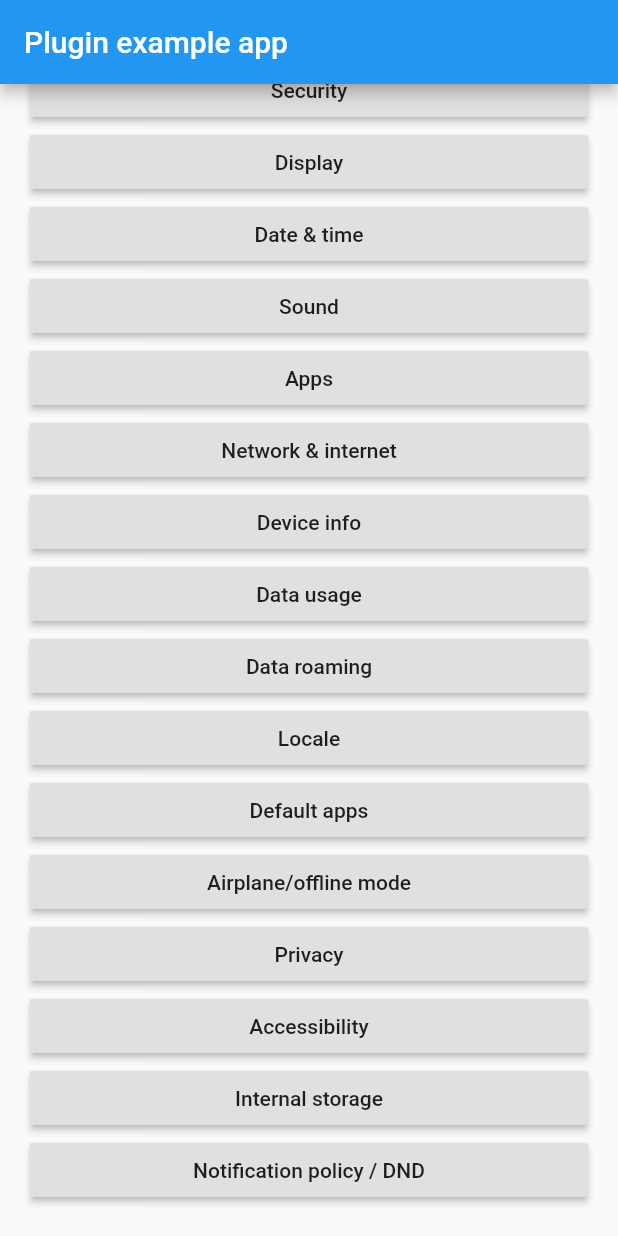
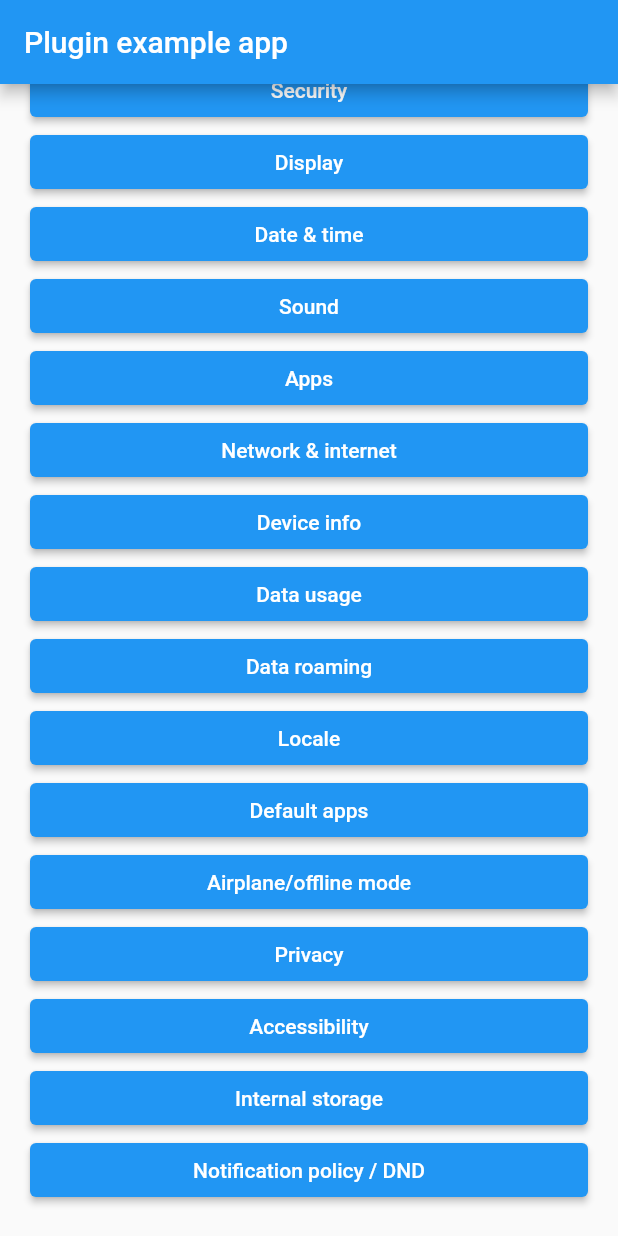
Before and after one commit to fweinaug/system_settings, a Flutter app: the screen it shows after launch, scrolled down 328 dp, on a phone screen of 412 x 824 dp. Run offline on Flutter 3.47's test engine with Material 2 defaults, Android fonts, the phone set to English and light mode, and no system bars.

Commit message:
release 2.0

```diff
--- a/example/lib/main.dart
+++ b/example/lib/main.dart
@@ -15,91 +15,91 @@ class MyApp extends StatelessWidget {
           child: ListView(
             padding: EdgeInsets.all(20.0),
             children: <Widget>[
-              RaisedButton(
+              ElevatedButton(
                 child: Text('App info'),
                 onPressed: () => SystemSettings.app(),
               ),
-              RaisedButton(
+              ElevatedButton(
                 child: Text('App notifications'),
                 onPressed: () => SystemSettings.appNotifications(),
               ),
-              RaisedButton(
+              ElevatedButton(
                 child: Text('Settings'),
                 onPressed: () => SystemSettings.system(),
               ),
-              RaisedButton(
+              ElevatedButton(
                 child: Text('Location'),
                 onPressed: () => SystemSettings.location(),
               ),
-              RaisedButton(
+              ElevatedButton(
                 child: Text('Wi-Fi'),
                 onPressed: () => SystemSettings.wifi(),
               ),
-              RaisedButton(
+              ElevatedButton(
                 child: Text('Bluetooth'),
                 onPressed: () => SystemSettings.bluetooth(),
               ),
-              RaisedButton(
+              ElevatedButton(
                 child: Text('Security'),
                 onPressed: () => SystemSettings.security(),
               ),
-              RaisedButton(
+              ElevatedButton(
                 child: Text('Display'),
                 onPressed: () => SystemSettings.display(),
               ),
-              RaisedButton(
+              ElevatedButton(
                 child: Text('Date & time'),
                 onPressed: () => SystemSettings.date(),
               ),
-              RaisedButton(
+              ElevatedButton(
                 child: Text('Sound'),
                 onPressed: () => SystemSettings.sound(),
               ),
-              RaisedButton(
+              ElevatedButton(
                 child: Text('Apps'),
                 onPressed: () => SystemSettings.apps(),
               ),
-              RaisedButton(
+              ElevatedButton(
                 child: Text('Network & internet'),
                 onPressed: () => SystemSettings.wireless(),
               ),
-              RaisedButton(
+              ElevatedButton(
                 child: Text('Device info'),
                 onPressed: () => SystemSettings.deviceInfo(),
               ),
-              RaisedButton(
+              ElevatedButton(
                 child: Text('Data usage'),
                 onPressed: () => SystemSettings.dataUsage(),
               ),
-              RaisedButton(
+              ElevatedButton(
                 child: Text('Data roaming'),
                 onPressed: () => SystemSettings.dataRoaming(),
               ),
-              RaisedButton(
+              ElevatedButton(
                 child: Text('Locale'),
                 onPressed: () => SystemSettings.locale(),
               ),
-              RaisedButton(
+              ElevatedButton(
                 child: Text('Default apps'),
                 onPressed: () => SystemSettings.defaultApps(),
               ),
-              RaisedButton(
+              ElevatedButton(
                 child: Text('Airplane/offline mode'),
                 onPressed: () => SystemSettings.airplaneMode(),
               ),
-              RaisedButton(
+              ElevatedButton(
                 child: Text('Privacy'),
                 onPressed: () => SystemSettings.privacy(),
               ),
-              RaisedButton(
+              ElevatedButton(
                 child: Text('Accessibility'),
                 onPressed: () => SystemSettings.accessibility(),
               ),
-              RaisedButton(
+              ElevatedButton(
                 child: Text('Internal storage'),
                 onPressed: () => SystemSettings.internalStorage(),
               ),
-              RaisedButton(
+              ElevatedButton(
                 child: Text('Notification policy / DND'),
                 onPressed: () => SystemSettings.notificationPolicy(),
               ),
--- a/example/pubspec.yaml
+++ b/example/pubspec.yaml
@@ -3,7 +3,7 @@ description: Demonstrates how to use the system_settings plugin.
 publish_to: 'none'
 
 environment:
-  sdk: ">=2.1.0 <3.0.0"
+  sdk: '>=2.12.0 <3.0.0'
 
 dependencies:
   flutter:
--- a/pubspec.yaml
+++ b/pubspec.yaml
@@ -1,12 +1,12 @@
 name: system_settings
 description: Flutter plugin to open system and app settings on iOS and Android.
-version: 1.0.1
+version: 2.0.0
 homepage: https://github.com/fweinaug/system_settings
 repository: https://github.com/fweinaug/system_settings
 
 environment:
-  sdk: ">=2.1.0 <3.0.0"
-  flutter: ">=1.12.0 <2.0.0"
+  sdk: '>=2.12.0 <3.0.0'
+  flutter: ">=1.12.0"
 
 dependencies:
   flutter:
```
Also changed, not shown: 7 other files.
